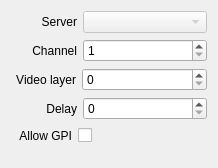
Qt form src/Widgets/Inspector/InspectorOutputWidget.ui (CasparCG/client) before a commit.
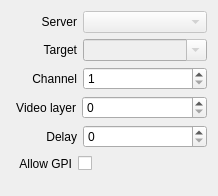
The same form after that commit.

Commit message: Moved the target from metadata to output in the inspector.

```diff
--- a/src/Widgets/Inspector/InspectorOutputWidget.ui
+++ b/src/Widgets/Inspector/InspectorOutputWidget.ui
@@ -7,7 +7,7 @@
     <x>0</x>
     <y>0</y>
     <width>218</width>
-    <height>168</height>
+    <height>196</height>
    </rect>
   </property>
   <property name="sizePolicy">
@@ -60,6 +60,52 @@
      </item>
     </layout>
    </item>
+   <item>
+    <layout class="QHBoxLayout" name="horizontalLayoutTarget">
+     <item>
+      <spacer name="horizontalSpacerTarget">
+       <property name="orientation">
+        <enum>Qt::Horizontal</enum>
+       </property>
+       <property name="sizeType">
+        <enum>QSizePolicy::Fixed</enum>
+       </property>
+       <property name="sizeHint" stdset="0">
+        <size>
+         <width>31</width>
+         <height>20</height>
+        </size>
+       </property>
+      </spacer>
+     </item>
+     <item>
+      <widget class="QLabel" name="labelTarget">
+       <property name="text">
+        <string>Target</string>
+       </property>
+       <property name="alignment">
+        <set>Qt::AlignRight|Qt::AlignTrailing|Qt::AlignVCenter</set>
+       </property>
+      </widget>
+     </item>
+     <item>
+      <widget class="QComboBox" name="comboBoxTarget">
+       <property name="enabled">
+        <bool>false</bool>
+       </property>
+       <property name="sizePolicy">
+        <sizepolicy hsizetype="Expanding" vsizetype="Fixed">
+         <horstretch>0</horstretch>
+         <verstretch>0</verstretch>
+        </sizepolicy>
+       </property>
+       <property name="editable">
+        <bool>true</bool>
+       </property>
+      </widget>
+     </item>
+    </layout>
+   </item>
    <item>
     <layout class="QHBoxLayout" name="horizontalLayoutChannel">
      <item>
```
Left out of the diff: 37 changed lines with no effect on the pictures. The commit also changes 7 other files.
